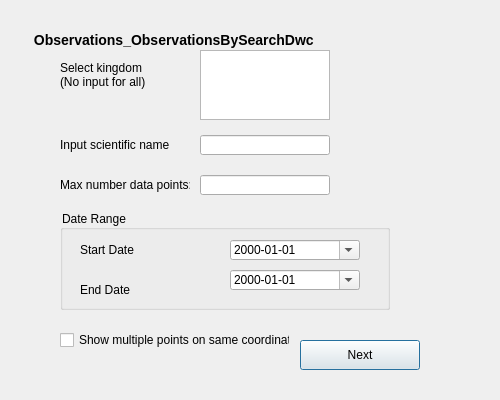
This is Art_type.ui in albabjorkman/GIT-project as Qt 5 draws it before an edit. The edited form follows.
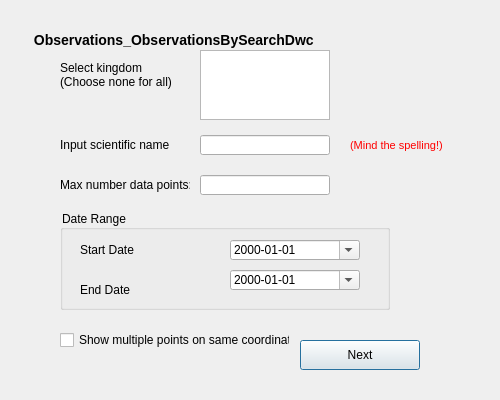
This is the edited form.

Commit message: added mind the spelling

Patch:
```diff
--- a/Art_type.ui
+++ b/Art_type.ui
@@ -47,7 +47,7 @@
     </rect>
    </property>
    <property name="text">
-    <string>Select kingdom &lt;br/&gt;(No input for all)</string>
+    <string>Select kingdom &lt;br/&gt;(Choose none for all)</string>
    </property>
    <property name="styleSheet">
     <string>
@@ -102,6 +102,29 @@
    </property>
   </widget>
 
+
+     <!-- Label, reminder spelling-->
+  <widget class="QLabel" name="labelReminder">
+   <property name="geometry">
+    <rect>
+     <x>350</x>
+     <y>135</y>
+     <width>150</width>
+     <height>20</height>
+    </rect>
+   </property>
+   <property name="text">
+    <string>(Mind the spelling!)</string>
+   </property>
+   <property name="styleSheet">
+    <string>
+      font-size: 11px;
+      font-family: "Arial";
+	  color: #FF0000;
+    </string>
+  </property>
+  </widget>
+
  <!-- Label, select max number points -->
   <widget class="QLabel" name="maxNbr_artLabel">
    <property name="geometry">
```
